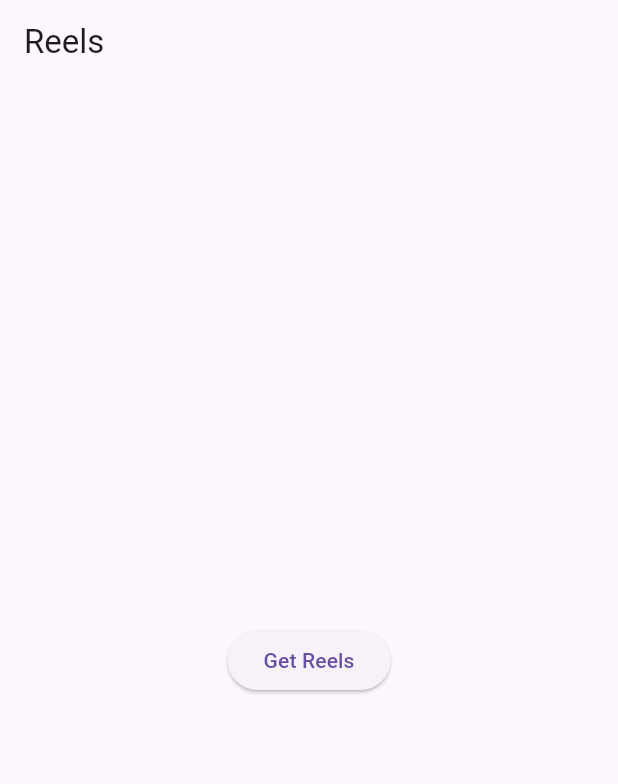
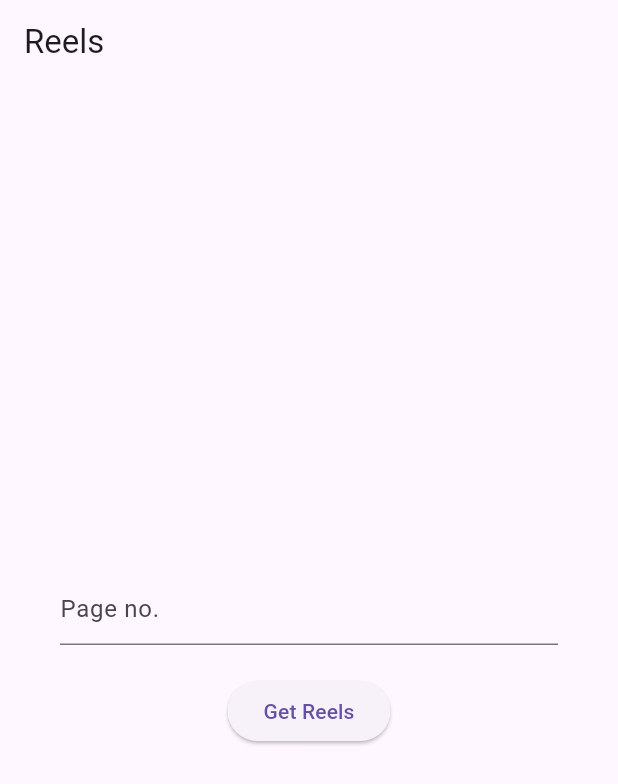
Before and after one commit to AliHassanCheema/FlutterReels, a Flutter app: the screen it shows after launch, on a phone screen of 412 x 824 dp. Shown: the top 784 px of the screen. Run offline on Flutter 3.47's test engine with Material 3 defaults, Android fonts, the phone set to English and light mode, and no system bars; our stand-ins replace flutter_cache_manager, video_player.

Commit message:
Reels view added, now i have to add actions on the screen

```diff
--- a/lib/main.dart
+++ b/lib/main.dart
@@ -12,8 +12,6 @@ class MyApp extends StatelessWidget {
 
   @override
   Widget build(BuildContext context) {
-    ReelService().getVideosFromApI();
-
     return const MaterialApp(
         debugShowCheckedModeBanner: false, home: GetReelsWidget());
   }
@@ -27,22 +25,40 @@ class GetReelsWidget extends StatefulWidget {
 }
 
 class _GetReelsWidgetState extends State<GetReelsWidget> {
+  TextEditingController controller = TextEditingController();
   @override
   Widget build(BuildContext context) {
     return Scaffold(
       appBar: AppBar(title: const Text('Reels')),
       body: Center(
-        child: ElevatedButton(
-            onPressed: () {
-              onGetreels();
-            },
-            child: const Text('Get Reels')),
+        child: Padding(
+          padding: const EdgeInsets.all(40.0),
+          child: Column(
+            mainAxisAlignment: MainAxisAlignment.center,
+            children: [
+              TextFormField(
+                keyboardType: TextInputType.phone,
+                controller: controller,
+                decoration: const InputDecoration(hintText: 'Page no.'),
+              ),
+              const SizedBox(
+                height: 20,
+              ),
+              ElevatedButton(
+                  onPressed: () {
+                    onGetreels();
+                  },
+                  child: const Text('Get Reels')),
+            ],
+          ),
+        ),
       ),
     );
   }
 
   onGetreels() async {
-    final reels = await ReelService().getReels();
+    final reels = await ReelService()
+        .getReels(controller.text == '' ? 8 : int.parse(controller.text));
     Navigator.push(context, MaterialPageRoute(builder: (context) {
       return VideoReelPage(
         index: 0, // if you want to go to any specific index
```
Also changed, not shown: lib/service.dart (+24 -20 lines).
